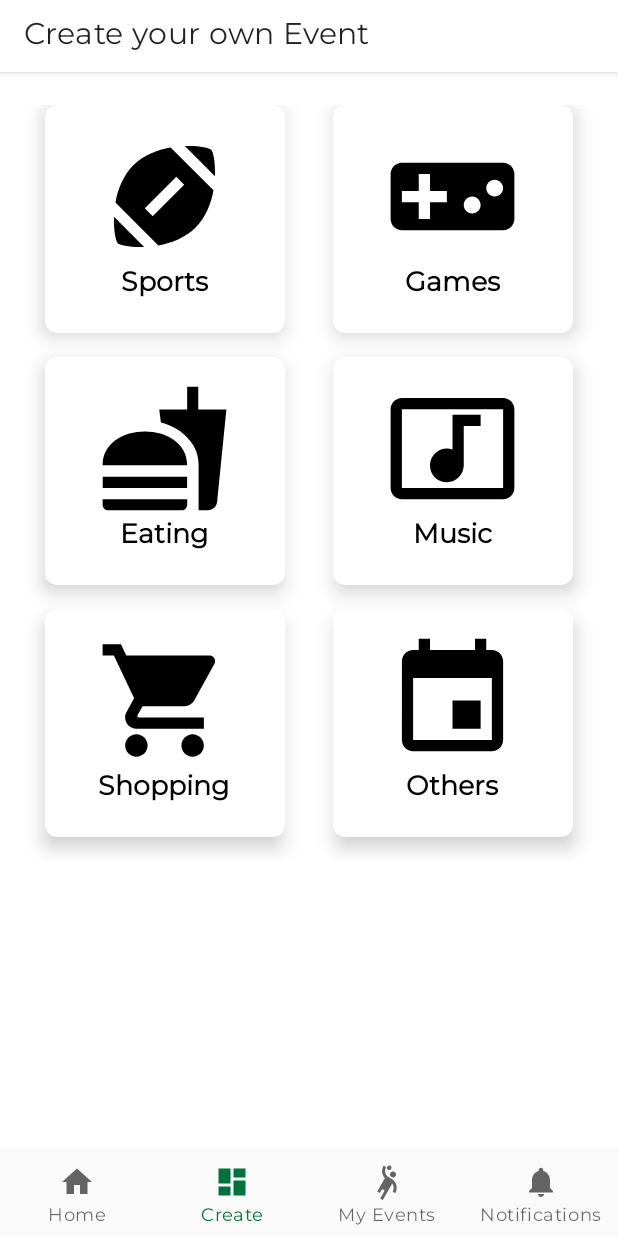
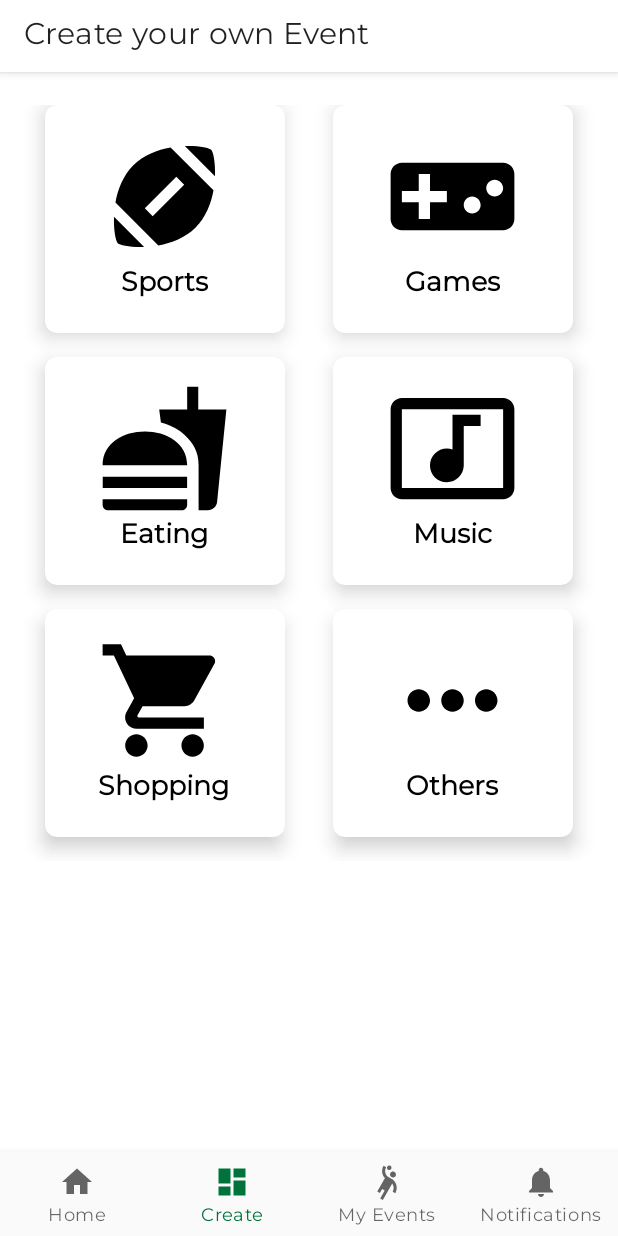
Before and after one commit to leeminhan/PostIt, an Android app: the ChooseCategoryFragment screen opened directly, with no data from a screen before it, on a phone screen of 412 x 824 dp. Run offline under Robolectric (Android 15) with nearby library versions, the phone set to English and light mode, and no system bars; our stand-ins replace Volley; network calls fail; Roboto replaces fonts that are not available here.

Commit message:
change texts

```diff
--- a/app/src/main/res/layout/fragment_choose_category.xml
+++ b/app/src/main/res/layout/fragment_choose_category.xml
@@ -91,7 +91,7 @@
             <com.example.postit.createevent.ImageCardView
                     android:id="@+id/others_card"
                     app:cardString="Others"
-                    app:cardDrawable="@drawable/ic_cal_24"
+                    app:cardDrawable="@drawable/ic_category_others"
                     app:cardBackgroundColor="@color/colorPrimary"
                     android:layout_width="0dp"
                     android:layout_height="wrap_content"
--- a/app/src/main/res/layout/profile_preferences_setup.xml
+++ b/app/src/main/res/layout/profile_preferences_setup.xml
@@ -220,7 +220,7 @@
         android:layout_marginTop="24dp"
         android:fontFamily="@font/montserrat"
         android:gravity="center"
-        android:text="Select Favourite Activites"
+        android:text="Favourite Activites"
         android:textAlignment="center"
         android:textAllCaps="true"
         android:textColor="@color/colorPrimary"
```
